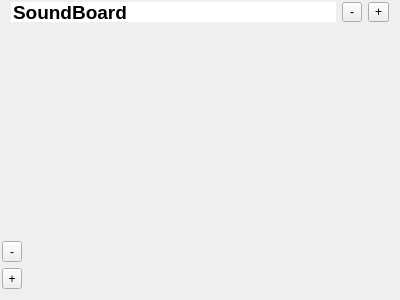
Qt form AkoosticPlayer/soundboard.ui (pieero/pieeros-project) before a commit.
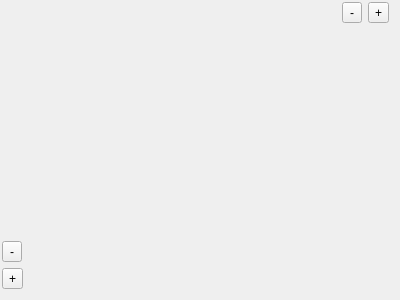
The same form after that commit. Icons and pictures are not drawn.

Patch:
```diff
--- a/AkoosticPlayer/soundboard.ui
+++ b/AkoosticPlayer/soundboard.ui
@@ -31,7 +31,7 @@
      <property name="maximumSize">
       <size>
        <width>16777215</width>
-       <height>20</height>
+       <height>24</height>
       </size>
      </property>
      <layout class="QHBoxLayout" name="horizontalLayout_2">
@@ -42,21 +42,17 @@
        <number>0</number>
       </property>
       <item>
-       <widget class="QLineEdit" name="BoardTitle">
-        <property name="font">
-         <font>
-          <pointsize>14</pointsize>
-          <weight>75</weight>
-          <bold>true</bold>
-         </font>
+       <spacer name="horizontalSpacer">
+        <property name="orientation">
+         <enum>Qt::Horizontal</enum>
         </property>
-        <property name="text">
-         <string>SoundBoard</string>
+        <property name="sizeHint" stdset="0">
+         <size>
+          <width>40</width>
+          <height>20</height>
+         </size>
         </property>
-        <property name="frame">
-         <bool>false</bool>
-        </property>
-       </widget>
+       </spacer>
       </item>
       <item>
        <widget class="QToolButton" name="RemoveColumnButton">
@@ -69,6 +65,16 @@
         <property name="text">
          <string>-</string>
         </property>
+        <property name="icon">
+         <iconset resource="Resources.qrc">
+          <normaloff>:/icon/remove</normaloff>:/icon/remove</iconset>
+        </property>
+        <property name="iconSize">
+         <size>
+          <width>16</width>
+          <height>16</height>
+         </size>
+        </property>
        </widget>
       </item>
       <item>
@@ -76,6 +82,16 @@
         <property name="text">
          <string>+</string>
         </property>
+        <property name="icon">
+         <iconset resource="Resources.qrc">
+          <normaloff>:/icon/add</normaloff>:/icon/add</iconset>
+        </property>
+        <property name="iconSize">
+         <size>
+          <width>16</width>
+          <height>16</height>
+         </size>
+        </property>
        </widget>
       </item>
      </layout>
@@ -94,7 +110,7 @@
        <widget class="QWidget" name="widget_4" native="true">
         <property name="maximumSize">
          <size>
-          <width>20</width>
+          <width>24</width>
           <height>16777215</height>
          </size>
         </property>
@@ -145,6 +161,16 @@
            <property name="text">
             <string>+</string>
            </property>
+           <property name="icon">
+            <iconset resource="Resources.qrc">
+             <normaloff>:/icon/add</normaloff>:/icon/add</iconset>
+           </property>
+           <property name="iconSize">
+            <size>
+             <width>16</width>
+             <height>16</height>
+            </size>
+           </property>
           </widget>
          </item>
         </layout>
```
Left out of the diff: 14 changed lines with no effect on the pictures.
